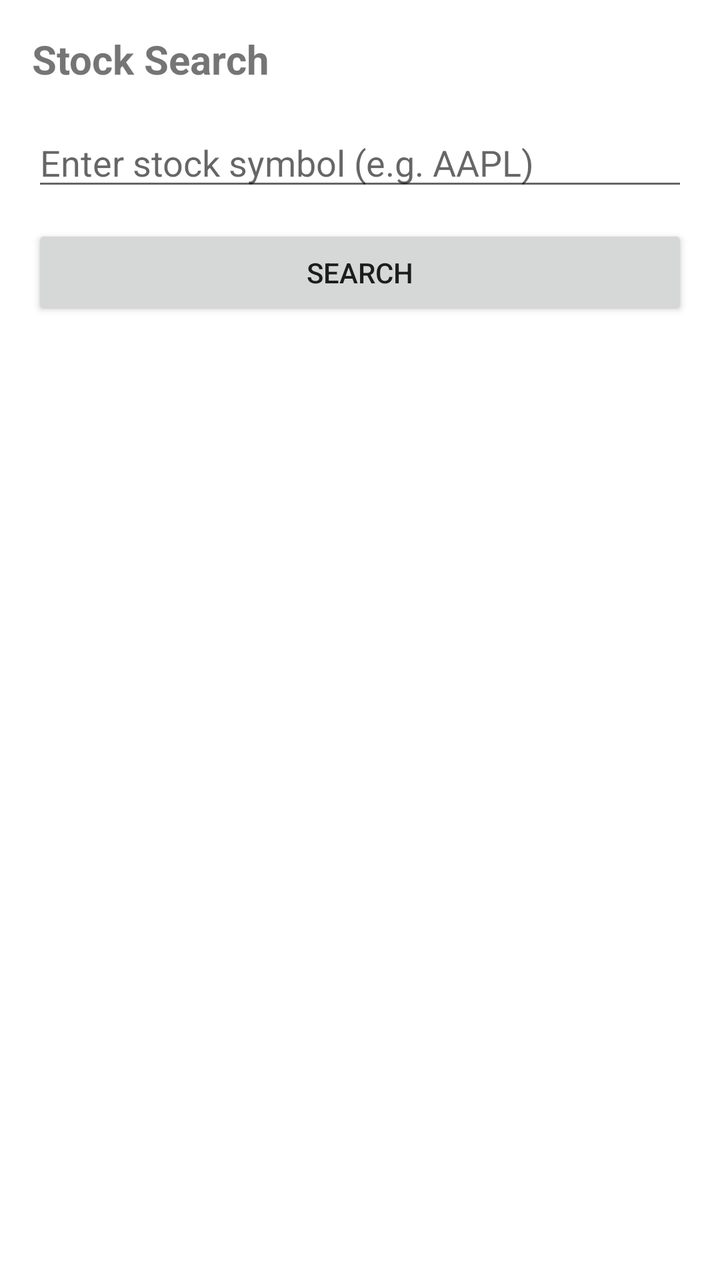
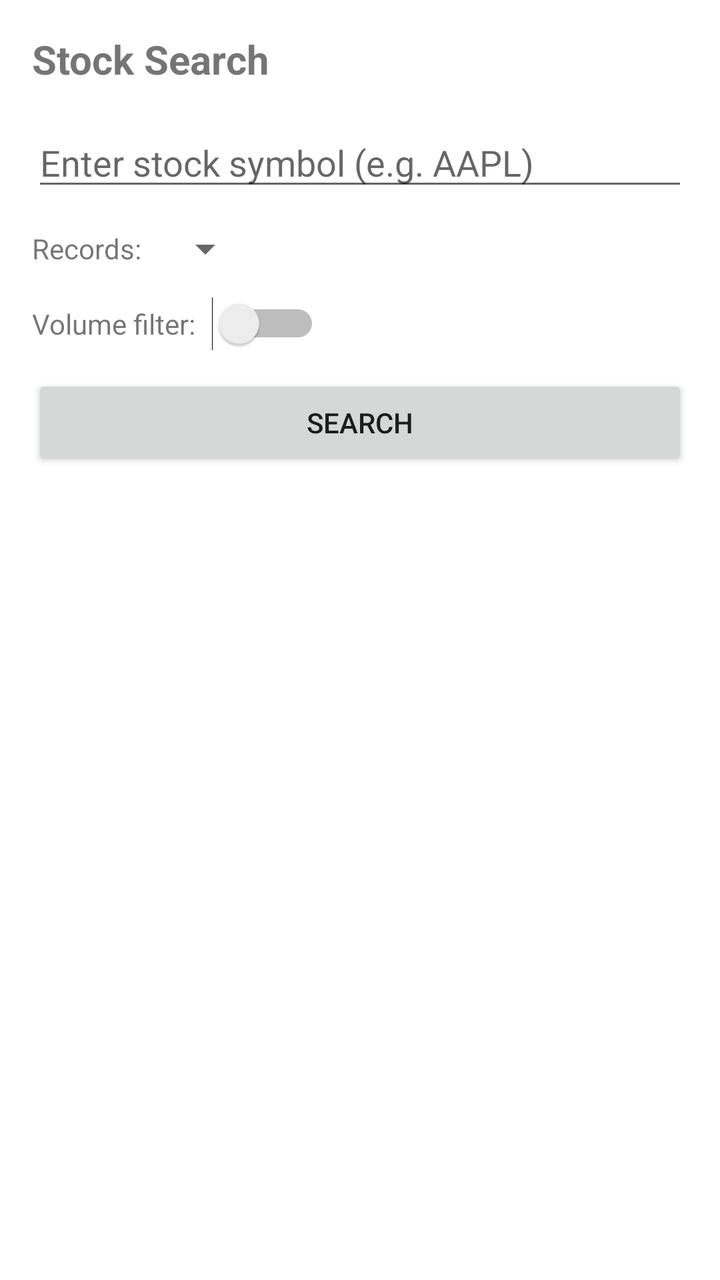

Before-and-after screenshots of an Android layout around one commit, followed by the original layout XML and the change that was made.
<!-- AndroidManifest.xml: application theme Theme.StockExplorer -->
<!-- res/layout/activity_stock_search.xml -->
<?xml version="1.0" encoding="utf-8"?>
<LinearLayout
    xmlns:android="http://schemas.android.com/apk/res/android"
    xmlns:tools="http://schemas.android.com/tools"
    android:layout_width="match_parent"
    android:layout_height="match_parent"
    android:orientation="vertical"
    android:padding="16dp"
    tools:context=".StockSearchActivity">

    <TextView
        android:layout_width="wrap_content"
        android:layout_height="wrap_content"
        android:text="@string/stock_search_title"
        android:textSize="20sp"
        android:textStyle="bold"
        android:layout_marginBottom="16dp" />

    <EditText
        android:id="@+id/symbolInput"
        android:layout_width="match_parent"
        android:layout_height="wrap_content"
        android:hint="@string/symbol_hint"
        android:inputType="textCapCharacters"
        android:maxLines="1"
        android:layout_marginBottom="12dp" />

    <Button
        android:id="@+id/searchButton"
        android:layout_width="match_parent"
        android:layout_height="wrap_content"
        android:text="@string/search" />

</LinearLayout>
<!-- resources referenced by this layout -->
<resources>
  <string name="search">Search</string>
  <string name="stock_search_title">Stock Search</string>
  <string name="symbol_hint">Enter stock symbol (e.g. AAPL)</string>
  <style name="Theme.StockExplorer" parent="Theme.MaterialComponents.DayNight.NoActionBar">
          <item name="colorPrimary">@color/purple_500</item>
          <item name="colorPrimaryVariant">@color/purple_700</item>
          <item name="colorSecondary">@color/teal_200</item>
          <item name="android:statusBarColor" tools:targetApi="l">@color/purple_700</item>
      </style>
  <color name="purple_500">#6200EE</color>
  <color name="purple_700">#3700B3</color>
  <color name="teal_200">#03DAC5</color>
</resources>

<!-- the commit's change to res/layout/activity_stock_search.xml (unified diff, before → after) -->
@@ -25,10 +25,66 @@
         android:maxLines="1"
         android:layout_marginBottom="12dp" />
 
+    <LinearLayout
+        android:layout_width="match_parent"
+        android:layout_height="wrap_content"
+        android:orientation="horizontal"
+        android:gravity="center_vertical"
+        android:layout_marginBottom="12dp">
+
+        <TextView
+            android:layout_width="wrap_content"
+            android:layout_height="wrap_content"
+            android:text="@string/record_count_label"
+            android:layout_marginEnd="8dp" />
+
+        <Spinner
+            android:id="@+id/recordCountSpinner"
+            android:layout_width="wrap_content"
+            android:layout_height="wrap_content" />
+
+    </LinearLayout>
+
+    <LinearLayout
+        android:layout_width="match_parent"
+        android:layout_height="wrap_content"
+        android:orientation="horizontal"
+        android:gravity="center_vertical"
+        android:layout_marginBottom="12dp">
+
+        <TextView
+            android:layout_width="wrap_content"
+            android:layout_height="wrap_content"
+            android:text="@string/volume_filter_label"
+            android:layout_marginEnd="8dp" />
+
+        <Switch
+            android:id="@+id/volumeFilterSwitch"
+            android:layout_width="wrap_content"
+            android:layout_height="wrap_content" />
+
+    </LinearLayout>
+
     <Button
         android:id="@+id/searchButton"
         android:layout_width="match_parent"
         android:layout_height="wrap_content"
-        android:text="@string/search" />
+        android:text="@string/search"
+        android:layout_marginBottom="12dp" />
+
+    <ProgressBar
+        android:id="@+id/progressBar"
+        android:layout_width="wrap_content"
+        android:layout_height="wrap_content"
+        android:layout_gravity="center"
+        android:visibility="gone" />
+
+    <TextView
+        android:id="@+id/errorMessage"
+        android:layout_width="match_parent"
+        android:layout_height="wrap_content"
+        android:textColor="@android:color/holo_red_dark"
+        android:visibility="gone"
+        android:layout_marginTop="8dp" />
 
 </LinearLayout>
<!-- resource entries referenced after the edit -->
@@ -1,8 +1,10 @@
 <!-- resources referenced by this layout -->
 <resources>
+  <string name="record_count_label">Records:</string>
   <string name="search">Search</string>
   <string name="stock_search_title">Stock Search</string>
   <string name="symbol_hint">Enter stock symbol (e.g. AAPL)</string>
+  <string name="volume_filter_label">Volume filter:</string>
   <style name="Theme.StockExplorer" parent="Theme.MaterialComponents.DayNight.NoActionBar">
           <item name="colorPrimary">@color/purple_500</item>
           <item name="colorPrimaryVariant">@color/purple_700</item>
